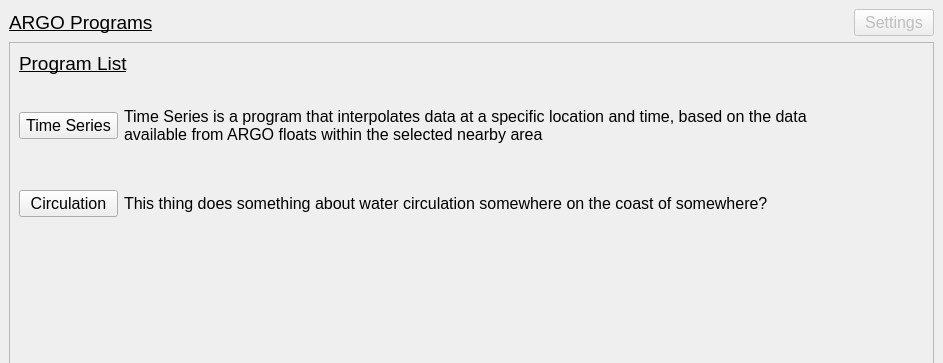
The window that ui_Files/MainApp.ui (CallumColvine/ARGO-Float-Software) describes before a commit, drawn with Qt 5; both pictures show x 0 to 943 and y 0 to 363 of the 943 by 806 pixel window.
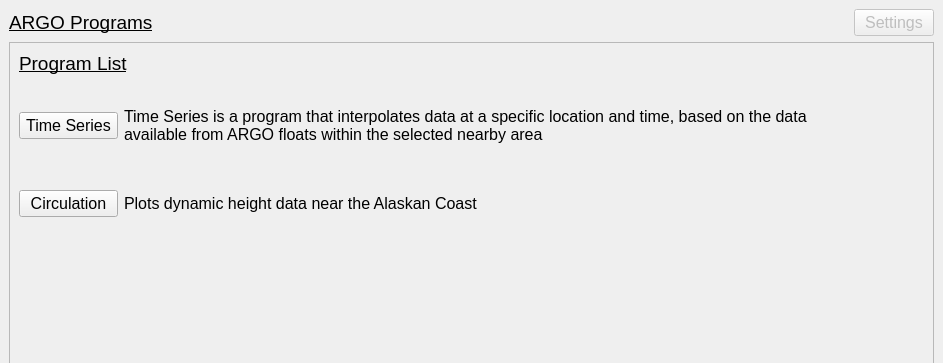
The same window after the commit. Custom widgets are drawn as their Qt base class.

Commit message: Completed contour plots and fixed axes issues with float dots

Patch:
```diff
--- a/ui_Files/MainApp.ui
+++ b/ui_Files/MainApp.ui
@@ -246,7 +246,7 @@
              </font>
             </property>
             <property name="text">
-             <string>This thing does something about water circulation somewhere on the coast of somewhere?</string>
+             <string>Plots dynamic height data near the Alaskan Coast</string>
             </property>
             <property name="wordWrap">
              <bool>true</bool>
```
The commit also changes 10 other files.
